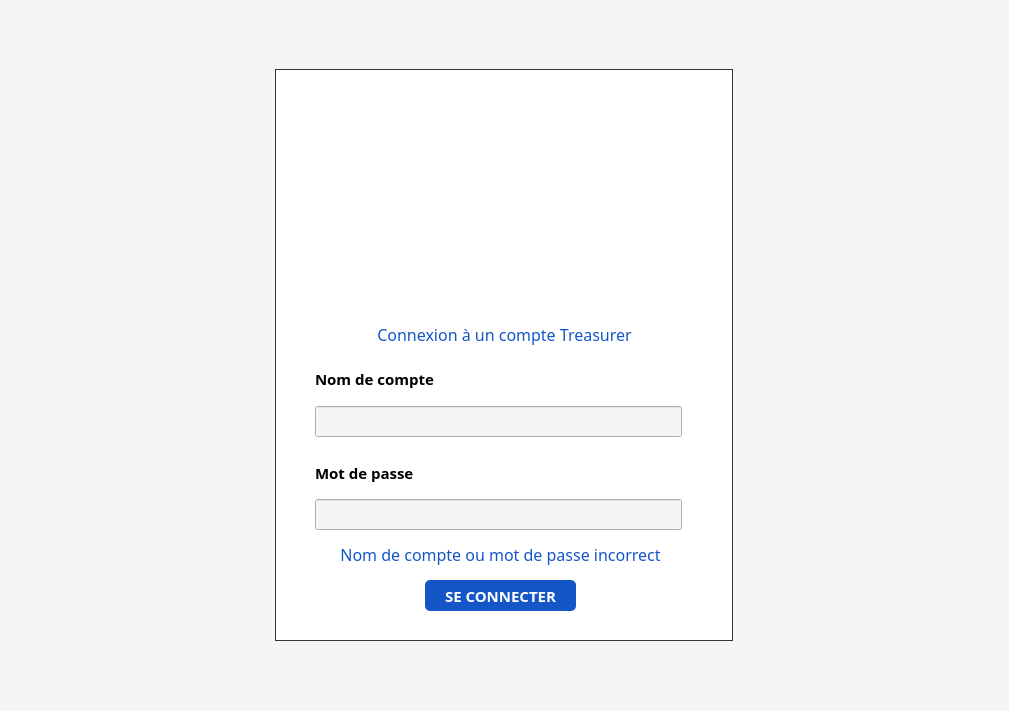
First picture: the form in treasurer/connexionview.ui, repository BiteKirby3/Treasurer, before the edit.
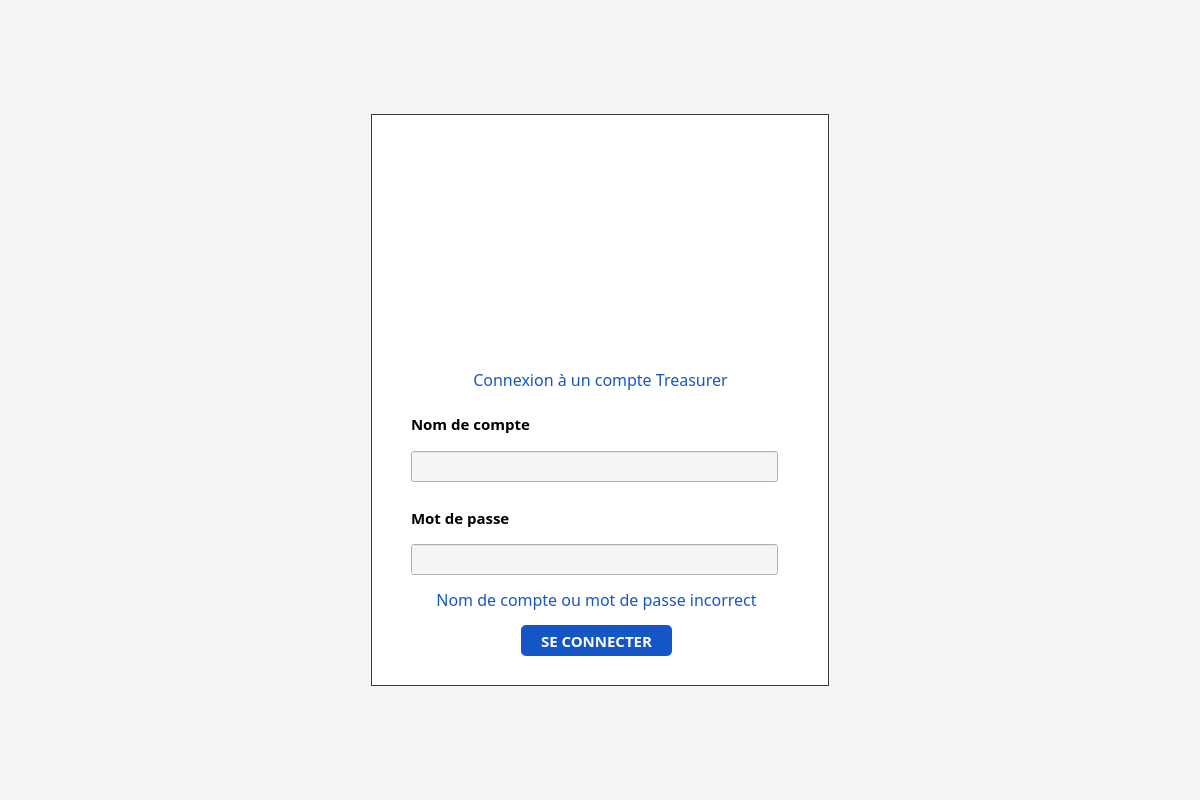
Second picture: the form after the edit. Icons and pictures are not drawn.

```diff
--- a/treasurer/connexionview.ui
+++ b/treasurer/connexionview.ui
@@ -6,8 +6,8 @@
    <rect>
     <x>0</x>
     <y>0</y>
-    <width>1009</width>
-    <height>711</height>
+    <width>1200</width>
+    <height>800</height>
    </rect>
   </property>
   <property name="windowTitle">
```
